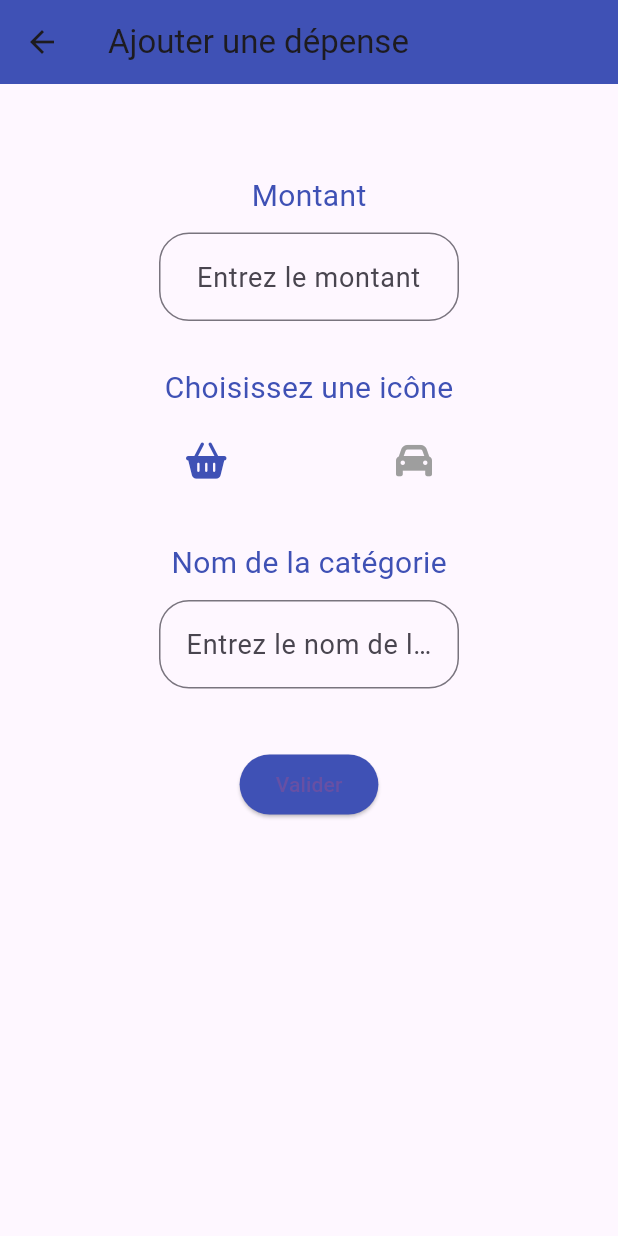
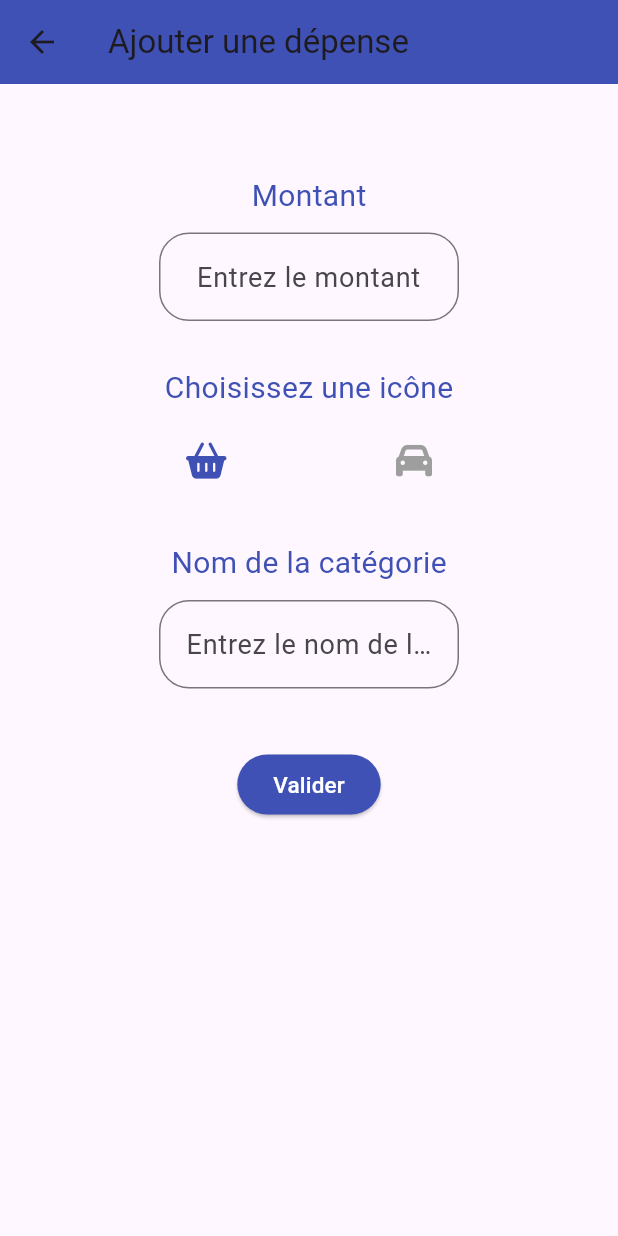
Before and after one commit to mdeport/budget_app, a Flutter app: the AjouterDepensePage screen opened directly, on a phone screen of 412 x 824 dp. Run offline on Flutter 3.47's test engine with Material 3 defaults, Android fonts, the phone set to English and light mode, and no system bars; our stand-ins replace cloud_firestore, firebase_auth, firebase_core, font_awesome_flutter, google_fonts, syncfusion_flutter_charts; accounts and stored records are empty.

Commit message:
ajout de la dependance cloud firestore et commencer a paramétré l'enregistrement des dépense en base de données

```diff
--- /dev/null
+++ b/lib/pages/page-contenue-app/page-budget/Page-depense/page-ajouts-dépense.dart
@@ -0,0 +1,129 @@
+import 'package:font_awesome_flutter/font_awesome_flutter.dart';
+import 'package:application_budget_app/base-de-données/page-depense-controlleur.dart';
+import 'package:flutter/material.dart';
+
+class AjouterDepensePage extends StatefulWidget {
+  @override
+  _AjouterDepensePageState createState() => _AjouterDepensePageState();
+}
+
+class _AjouterDepensePageState extends State<AjouterDepensePage> {
+  IconData selectedIcon = FontAwesomeIcons.shoppingBasket;
+
+  TextEditingController prixControlleur = TextEditingController();
+  TextEditingController nomDepenseControlleur = TextEditingController();
+
+  @override
+  Widget build(BuildContext context) {
+    return Scaffold(
+      appBar: AppBar(
+        title: const Text('Ajouter une dépense'),
+        backgroundColor: Colors.indigo,
+      ),
+      body: Padding(
+        padding: const EdgeInsets.all(20.0),
+        child: Column(
+          crossAxisAlignment: CrossAxisAlignment.center,
+          children: [
+            const SizedBox(height: 40),
+            const Text(
+              'Montant',
+              style: TextStyle(fontSize: 20, color: Colors.indigo),
+            ),
+            const SizedBox(height: 10),
+            SizedBox(
+              width: 200,
+              child: TextField(
+                controller: prixControlleur,
+                textAlign: TextAlign.center,
+                style: const TextStyle(fontSize: 18),
+                decoration: InputDecoration(
+                  hintText: 'Entrez le montant',
+                  border: OutlineInputBorder(
+                    borderRadius: BorderRadius.circular(20.0),
+                  ),
+                ),
+                keyboardType: TextInputType.number,
+              ),
+            ),
+            const SizedBox(height: 30),
+            const Text(
+              'Choisissez une icône',
+              style: TextStyle(fontSize: 20, color: Colors.indigo),
+            ),
+            const SizedBox(height: 10),
+            Row(
+              mainAxisAlignment: MainAxisAlignment.spaceEvenly,
+              children: [
+                IconButton(
+                  icon: const Icon(FontAwesomeIcons.shoppingBasket),
+                  onPressed: () {
+                    setState(() {
+                      selectedIcon = FontAwesomeIcons.shoppingBasket;
+                    });
+                  },
+                  color: selectedIcon == FontAwesomeIcons.shoppingBasket
+                      ? Colors.indigo
+                      : Colors.grey,
+                ),
+                IconButton(
+                  icon: const Icon(FontAwesomeIcons.car),
+                  onPressed: () {
+                    setState(() {
+                      selectedIcon = FontAwesomeIcons.car;
+                    });
+                  },
+                  color: selectedIcon == FontAwesomeIcons.car
+                      ? Colors.indigo
+                      : Colors.grey,
+                ),
+              ],
+            ),
+            const SizedBox(height: 30),
+            const Text(
+              'Nom de la catégorie',
+              style: TextStyle(fontSize: 20, color: Colors.indigo),
+            ),
+            const SizedBox(height: 10),
+            SizedBox(
+              width: 200,
+              child: TextField(
+                controller: nomDepenseControlleur,
+                textAlign: TextAlign.center,
+                style: const TextStyle(fontSize: 18),
+                decoration: InputDecoration(
+                  hintText: 'Entrez le nom de la catégorie',
+                  border: OutlineInputBorder(
+                    borderRadius: BorderRadius.circular(20.0),
+                  ),
+                ),
+              ),
+            ),
+            const SizedBox(height: 40),
+            ElevatedButton(
+              onPressed: () {
+                String userId = "user123";
+                String nomDepense = nomDepenseControlleur.text;
+                double prix = double.parse(prixControlleur.text);
+                String iconUrl = "test";
+                ajoutDepense(userId, nomDepense, prix, iconUrl).then((_) {
+                  Navigator.pop(context);
+                });
+              },
+              style: ElevatedButton.styleFrom(
+                backgroundColor: Colors.indigo,
+                shape: RoundedRectangleBorder(
+                  borderRadius: BorderRadius.circular(20.0),
+                ),
+              ),
+              child: const Text(
+                'Valider',
+                style: TextStyle(color: Colors.white, fontSize: 15),
+              ),
+            ),
+          ],
+        ),
+      ),
+    );
+  }
+}
--- a/lib/pages/page-contenue-app/page-budget/page-budget-principal.dart
+++ b/lib/pages/page-contenue-app/page-budget/page-budget-principal.dart
@@ -2,8 +2,8 @@ import 'package:application_budget_app/pages/navbottombar/navbottombar.dart';
 import 'package:application_budget_app/pages/page-contenue-app/page-accueil/page-accueil-principal.dart';
 import 'package:application_budget_app/pages/page-contenue-app/page-conseil/page-conseil-principal.dart';
 import 'package:application_budget_app/pages/page-contenue-app/page-parametre/page-parametre-principal.dart';
+import 'package:application_budget_app/pages/page-contenue-app/page-budget/Page-depense/page-ajouts-dépense.dart';
 import 'package:syncfusion_flutter_charts/charts.dart';
-import 'package:font_awesome_flutter/font_awesome_flutter.dart';
 import 'package:flutter/material.dart';
 
 class Page_budget_principal extends StatefulWidget {
@@ -14,10 +14,9 @@ class Page_budget_principal extends StatefulWidget {
 }
 
 class _Page_budget_principalState extends State<Page_budget_principal> {
-  int _selectedIndex = 0; // Index de la page sélectionnée
+  int _selectedIndex = 0;
 
   final List<Widget> _pages = [
-    // Les pages correspondant aux options de navigation
     DepensePage(),
     RevenuePage(),
     ObjectifPage(),
@@ -197,118 +196,6 @@ class DepensePage extends StatelessWidget {
   }
 }
 
-class AjouterDepensePage extends StatefulWidget {
-  @override
-  _AjouterDepensePageState createState() => _AjouterDepensePageState();
-}
-
-class _AjouterDepensePageState extends State<AjouterDepensePage> {
-  IconData selectedIcon = FontAwesomeIcons.shoppingBasket; // Icone par défaut
-
-  @override
-  Widget build(BuildContext context) {
-    return Scaffold(
-      appBar: AppBar(
-        title: const Text('Ajouter une dépense'),
-        backgroundColor: Colors.indigo,
-      ),
-      body: Padding(
-        padding: const EdgeInsets.all(20.0),
-        child: Column(
-          crossAxisAlignment: CrossAxisAlignment.center,
-          children: [
-            const SizedBox(height: 40),
-            const Text(
-              'Montant',
-              style: TextStyle(fontSize: 20, color: Colors.indigo),
-            ),
-            const SizedBox(height: 10),
-            SizedBox(
-              width: 200,
-              child: TextField(
-                textAlign: TextAlign.center,
-                style: const TextStyle(fontSize: 18),
-                decoration: InputDecoration(
-                  hintText: 'Entrez le montant',
-                  border: OutlineInputBorder(
-                    borderRadius: BorderRadius.circular(20.0),
-                  ),
-                ),
-                keyboardType: TextInputType.number,
-              ),
-            ),
-            const SizedBox(height: 30),
-            const Text(
-              'Choisissez une icône',
-              style: TextStyle(fontSize: 20, color: Colors.indigo),
-            ),
-            const SizedBox(height: 10),
-            Row(
-              mainAxisAlignment: MainAxisAlignment.spaceEvenly,
-              children: [
-                IconButton(
-                  icon: const Icon(FontAwesomeIcons.shoppingBasket),
-                  onPressed: () {
-                    setState(() {
-                      selectedIcon = FontAwesomeIcons.shoppingBasket;
-                    });
-                  },
-                  color: selectedIcon == FontAwesomeIcons.shoppingBasket
-                      ? Colors.indigo
-                      : Colors.grey,
-                ),
-                IconButton(
-                  icon: const Icon(FontAwesomeIcons.car),
-                  onPressed: () {
-                    setState(() {
-                      selectedIcon = FontAwesomeIcons.car;
-                    });
-                  },
-                  color: selectedIcon == FontAwesomeIcons.car
-                      ? Colors.indigo
-                      : Colors.grey,
-                ),
-              ],
-            ),
-            const SizedBox(height: 30),
-            const Text(
-              'Nom de la catégorie',
-              style: TextStyle(fontSize: 20, color: Colors.indigo),
-            ),
-            const SizedBox(height: 10),
-            SizedBox(
-              width: 200,
-              child: TextField(
-                textAlign: TextAlign.center,
-                style: const TextStyle(fontSize: 18),
-                decoration: InputDecoration(
-                  hintText: 'Entrez le nom de la catégorie',
-                  border: OutlineInputBorder(
-                    borderRadius: BorderRadius.circular(20.0),
-                  ),
-                ),
-              ),
-            ),
-            const SizedBox(height: 40),
-            ElevatedButton(
-              onPressed: () {
-                Navigator.pop(context);
-              },
-              style: ElevatedButton.styleFrom(
-                backgroundColor: Colors.indigo,
-                shape: RoundedRectangleBorder(
-                  borderRadius: BorderRadius.circular(20.0),
-                ),
-              ),
-              child: const Text('Valider'),
-            ),
-          ],
-        ),
-      ),
-    );
-  }
-}
-
 class ChartData {
   ChartData(this.x, this.y);
   final String x;
--- a/pubspec.yaml
+++ b/pubspec.yaml
@@ -33,6 +33,7 @@ dependencies:
 
   firebase_core: ^2.24.2
   firebase_auth: ^4.17.5
+  cloud_firestore: ^4.15.10
 
   # The following adds the Cupertino Icons font to your application.
   # Use with the CupertinoIcons class for iOS style icons.
```
Also changed, not shown: lib/base-de-données/page-depense-controlleur.dart (added, +18 -0 lines), pubspec.lock, 3 other files.
